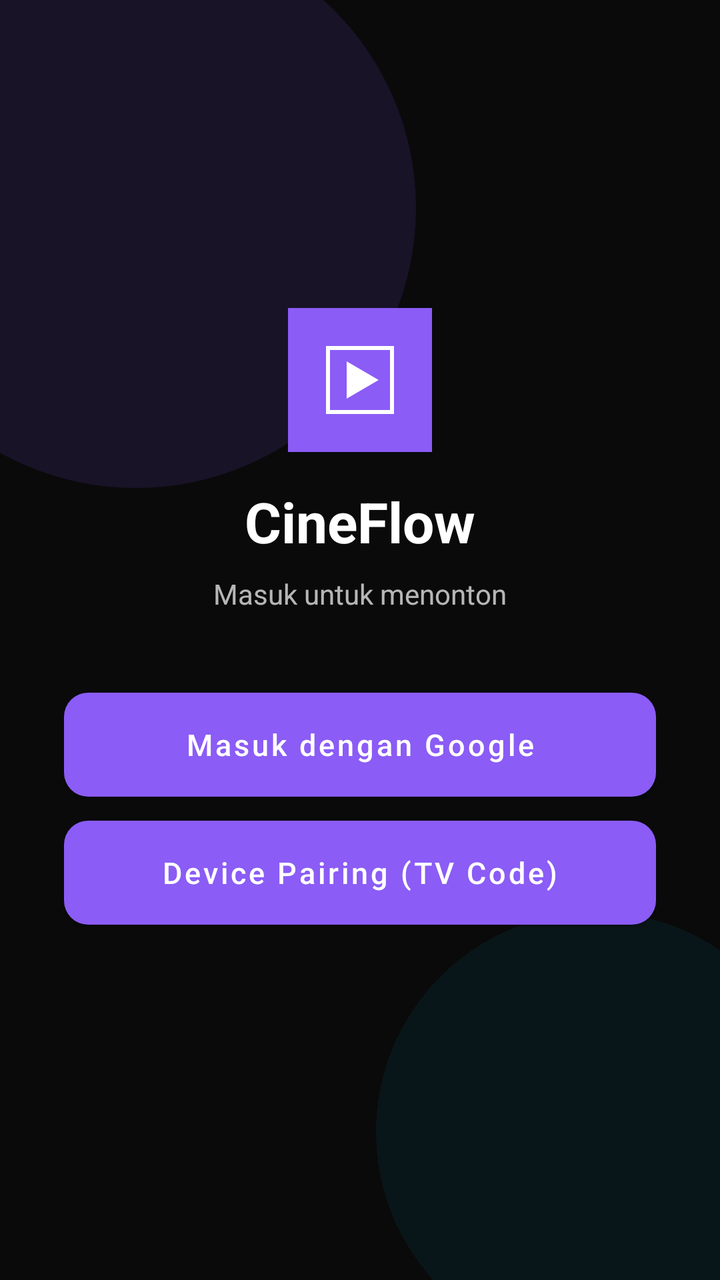
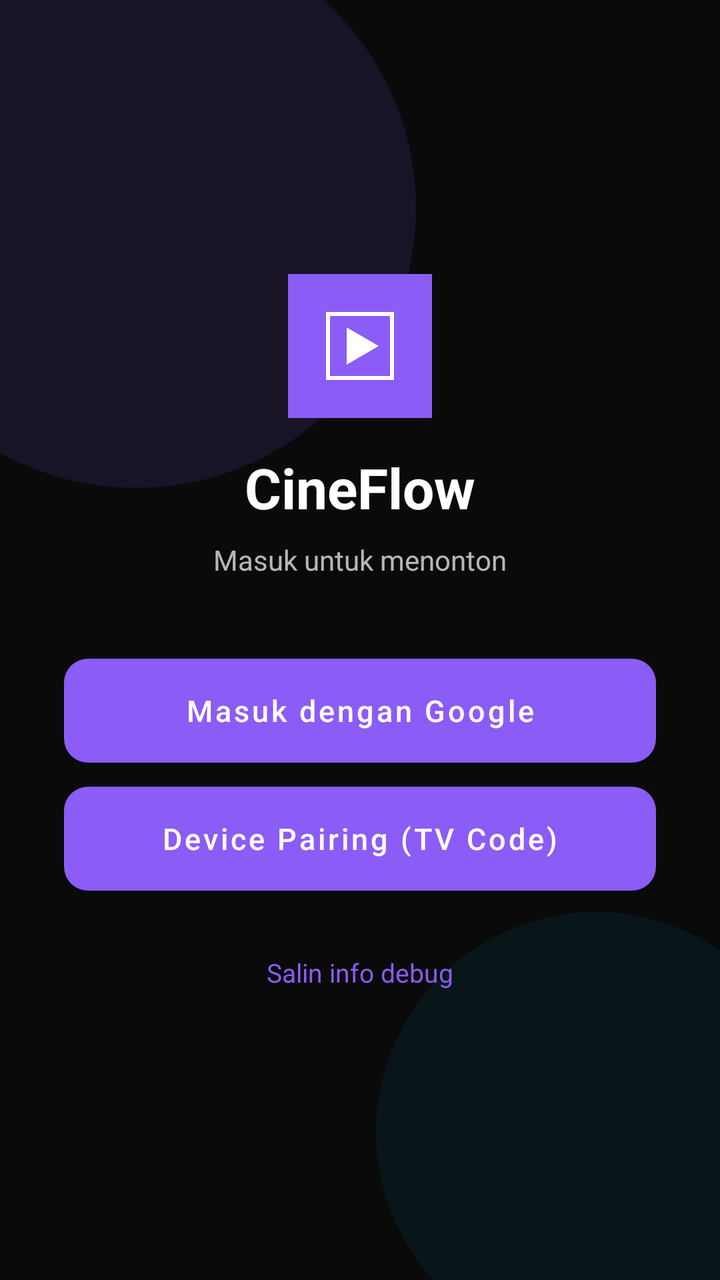

An Android layout rendered at two revisions. The XML below is the earlier revision; the diff shows what the commit changed to produce the second picture.
<!-- AndroidManifest.xml: activity theme Theme.CineFlow -->
<!-- res/layout/activity_login.xml -->
<?xml version="1.0" encoding="utf-8"?>
<androidx.constraintlayout.widget.ConstraintLayout xmlns:android="http://schemas.android.com/apk/res/android"
    xmlns:app="http://schemas.android.com/apk/res-auto"
    android:background="@color/bg_dark"
    android:layout_width="match_parent"
    android:layout_height="match_parent">

    <View
        android:background="@drawable/bg_launch_orb_purple"
        android:layout_width="280dp"
        android:layout_height="280dp"
        android:alpha="0.95"
        android:translationX="-72dp"
        android:translationY="-36dp"
        app:layout_constraintStart_toStartOf="parent"
        app:layout_constraintTop_toTopOf="parent"/>

    <View
        android:background="@drawable/bg_launch_orb_cyan"
        android:layout_width="220dp"
        android:layout_height="220dp"
        android:alpha="0.85"
        android:translationX="48dp"
        android:translationY="36dp"
        app:layout_constraintBottom_toBottomOf="parent"
        app:layout_constraintEnd_toEndOf="parent"/>

    <LinearLayout
        android:orientation="vertical"
        android:gravity="center"
        android:layout_width="0dp"
        android:layout_height="wrap_content"
        android:layout_marginStart="32dp"
        android:layout_marginEnd="32dp"
        app:layout_constraintBottom_toBottomOf="parent"
        app:layout_constraintEnd_toEndOf="parent"
        app:layout_constraintStart_toStartOf="parent"
        app:layout_constraintTop_toTopOf="parent">

        <ImageView
            android:layout_width="72dp"
            android:layout_height="72dp"
            android:src="@drawable/ic_launcher_foreground"
            android:layout_marginBottom="16dp"
            android:contentDescription="@string/app_name"/>

        <TextView
            android:text="CineFlow"
            android:textSize="28sp"
            android:textStyle="bold"
            android:textColor="@color/text_high_emphasis"
            android:layout_width="wrap_content"
            android:layout_height="wrap_content"
            android:layout_marginBottom="8dp"/>

        <TextView
            android:text="Masuk untuk menonton"
            android:textSize="14sp"
            android:textColor="@color/text_secondary"
            android:layout_width="wrap_content"
            android:layout_height="wrap_content"
            android:layout_marginBottom="40dp"/>

        <Button
            android:id="@+id/btn_google_sign_in"
            android:layout_width="match_parent"
            android:layout_height="52dp"
            android:text="Masuk dengan Google"
            android:textAllCaps="false"
            android:textSize="15sp"
            android:background="@drawable/bg_welcome_button_primary"
            android:textColor="@android:color/white"
            android:layout_marginBottom="12dp"/>

        <Button
            android:id="@+id/btn_device_link"
            android:layout_width="match_parent"
            android:layout_height="52dp"
            android:text="Device Pairing (TV Code)"
            android:textAllCaps="false"
            android:textSize="15sp"
            android:background="@drawable/bg_dialog_button_negative"
            android:textColor="@color/text_high_emphasis"
            android:layout_marginBottom="24dp"/>

        <ProgressBar
            android:id="@+id/progress_login"
            android:layout_width="wrap_content"
            android:layout_height="wrap_content"
            android:visibility="gone"/>

        <TextView
            android:id="@+id/tv_login_status"
            android:textSize="13sp"
            android:textColor="@color/text_secondary"
            android:gravity="center"
            android:visibility="gone"
            android:layout_width="wrap_content"
            android:layout_height="wrap_content"/>

    </LinearLayout>

</androidx.constraintlayout.widget.ConstraintLayout>
<!-- resources referenced by this layout -->
<resources>
  <color name="bg_dark">#0a0a0b</color>
  <color name="text_high_emphasis">#ffffffff</color>
  <color name="text_secondary">#b3ffffff</color>
  <!-- drawable bg_dialog_button_negative (drawable) -->
  <?xml version="1.0" encoding="utf-8"?>
  <shape xmlns:android="http://schemas.android.com/apk/res/android"
      android:shape="rectangle">
      <solid android:color="#242426"/>
      <corners android:radius="12dp"/>
  </shape>
  <!-- drawable bg_launch_orb_cyan (drawable) -->
  <?xml version="1.0" encoding="utf-8"?>
  <shape xmlns:android="http://schemas.android.com/apk/res/android"
      android:shape="oval">
      <solid android:color="#1506b6d4"/>
  </shape>
  <!-- drawable bg_launch_orb_purple (drawable) -->
  <?xml version="1.0" encoding="utf-8"?>
  <shape xmlns:android="http://schemas.android.com/apk/res/android"
      android:shape="oval">
      <solid android:color="#208b5cf6"/>
  </shape>
  <!-- drawable bg_welcome_button_primary (drawable) -->
  <?xml version="1.0" encoding="utf-8"?>
  <shape xmlns:android="http://schemas.android.com/apk/res/android"
      android:shape="rectangle">
      <solid android:color="#8b5cf6"/>
      <corners android:radius="12dp"/>
  </shape>
  <!-- drawable ic_launcher_foreground (drawable) -->
  <?xml version="1.0" encoding="utf-8"?>
  <vector xmlns:android="http://schemas.android.com/apk/res/android"
      android:width="108dp"
      android:height="108dp"
      android:viewportWidth="108"
      android:viewportHeight="108">
      <path
          android:fillColor="#8b5cf6"
          android:pathData="M0,0h108v108H0z"/>
      <path
          android:fillColor="#00000000"
          android:strokeColor="#FFFFFF"
          android:strokeWidth="3"
          android:pathData="M30,30L78,30L78,78L30,78Z"/>
      <path
          android:fillColor="#FFFFFF"
          android:pathData="M44,40 L44,68 L68,54 Z"/>
  </vector>
  <string name="app_name">CineFlow</string>
  <style name="Theme.CineFlow" parent="Theme.MaterialComponents.DayNight.NoActionBar">
          <item name="colorPrimary">@color/accent_primary</item>
          <item name="colorPrimaryVariant">#6d28d9</item>
          <item name="colorOnPrimary">@color/text_high_emphasis</item>
          <item name="colorSecondary">@color/accent_secondary</item>
          <item name="colorSecondaryVariant">#0891b2</item>
          <item name="colorOnSecondary">@color/text_high_emphasis</item>
          <item name="android:statusBarColor">@android:color/black</item>
          <item name="android:navigationBarColor">@android:color/black</item>
          <item name="android:windowBackground">@color/bg_dark</item>
      </style>
  <color name="accent_primary">#8b5cf6</color>
  <color name="accent_secondary">#06b6d4</color>
</resources>

<!-- the commit's change to res/layout/activity_login.xml (unified diff, before → after) -->
@@ -98,6 +98,17 @@
             android:layout_width="wrap_content"
             android:layout_height="wrap_content"/>
 
+        <TextView
+            android:id="@+id/tv_copy_debug"
+            android:text="Salin info debug"
+            android:textSize="13sp"
+            android:textColor="@color/accent_primary"
+            android:padding="8dp"
+            android:clickable="true"
+            android:focusable="true"
+            android:layout_width="wrap_content"
+            android:layout_height="wrap_content"/>
+
     </LinearLayout>
 
 </androidx.constraintlayout.widget.ConstraintLayout>
